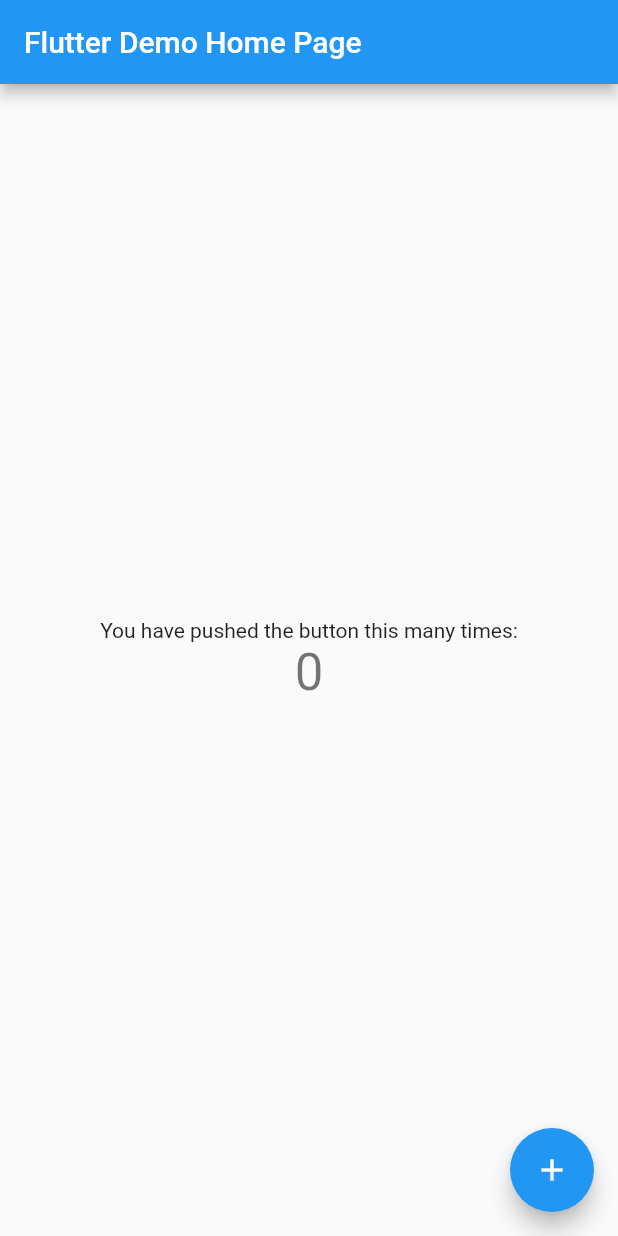
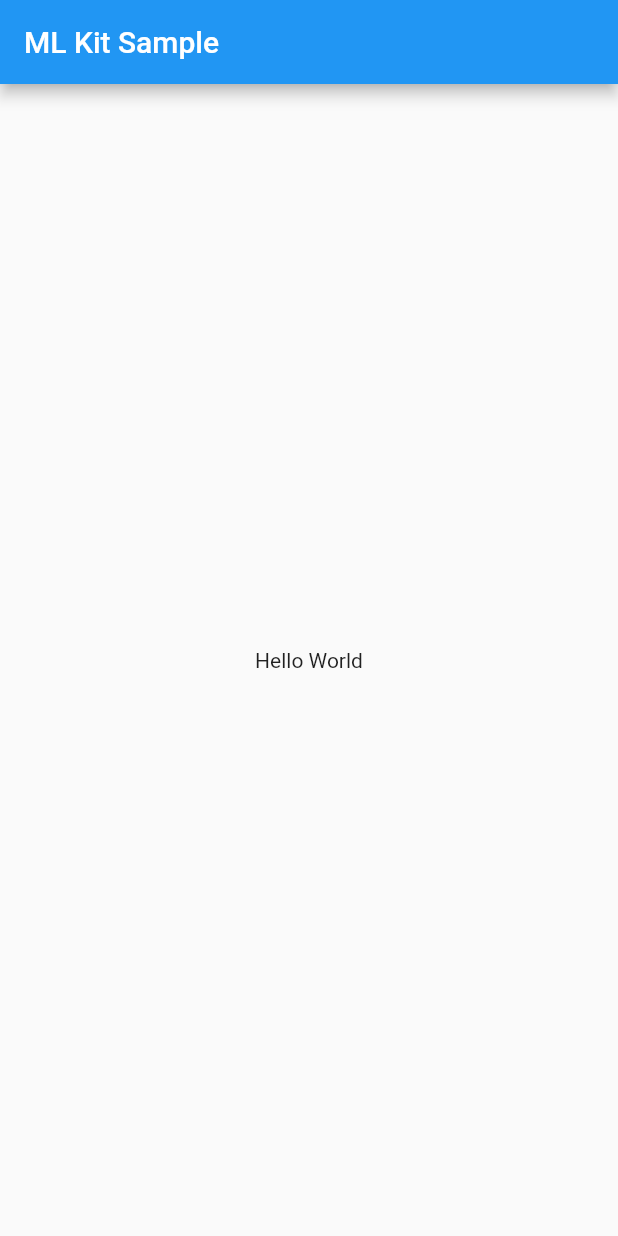
Before and after one commit to t-kusakabe/sample_ml_for_kit, a Flutter app: the screen it shows after launch, on a phone screen of 412 x 824 dp. Run offline on Flutter 3.47's test engine with Material 2 defaults, Android fonts, the phone set to English and light mode, and no system bars.

Commit message:
Hello World

```diff
--- a/lib/main.dart
+++ b/lib/main.dart
@@ -1,63 +1,35 @@
 import 'package:flutter/material.dart';
 
-void main() => runApp(MyApp());
+void main() => runApp(new MyApp());
 
 class MyApp extends StatelessWidget {
-  // This widget is the root of your application.
   @override
   Widget build(BuildContext context) {
-    return MaterialApp(
-      title: 'Flutter Demo',
-      theme: ThemeData(
-        primarySwatch: Colors.blue,
-      ),
-      home: MyHomePage(title: 'Flutter Demo Home Page'),
+    return new MaterialApp(
+        title: 'Flutter Demo',
+        theme: new ThemeData(
+            primarySwatch: Colors.blue,
+        ),
+        home: new MyHomePage(),
     );
   }
 }
 
 class MyHomePage extends StatefulWidget {
-  MyHomePage({Key key, this.title}) : super(key: key);
-  final String title;
-
   @override
-  _MyHomePageState createState() => _MyHomePageState();
+  _MyHomePageState createState() => new _MyHomePageState();
 }
 
 class _MyHomePageState extends State<MyHomePage> {
-  int _counter = 0;
-
-  void _incrementCounter() {
-    setState(() {
-      _counter++;
-    });
-  }
-
   @override
   Widget build(BuildContext context) {
-    return Scaffold(
-      appBar: AppBar(
-        title: Text(widget.title),
-      ),
-      body: Center(
-        child: Column(
-          mainAxisAlignment: MainAxisAlignment.center,
-          children: <Widget>[
-            Text(
-              'You have pushed the button this many times:',
-            ),
-            Text(
-              '$_counter',
-              style: Theme.of(context).textTheme.display1,
-            ),
-          ],
+    return new Scaffold(
+        appBar: new AppBar(
+            title: new Text("ML Kit Sample"),
         ),
-      ),
-      floatingActionButton: FloatingActionButton(
-        onPressed: _incrementCounter,
-        tooltip: 'Increment',
-        child: Icon(Icons.add),
-      ),
+        body: new Center(
+            child: Text("Hello World"),
+        ),
     );
   }
 }
```
